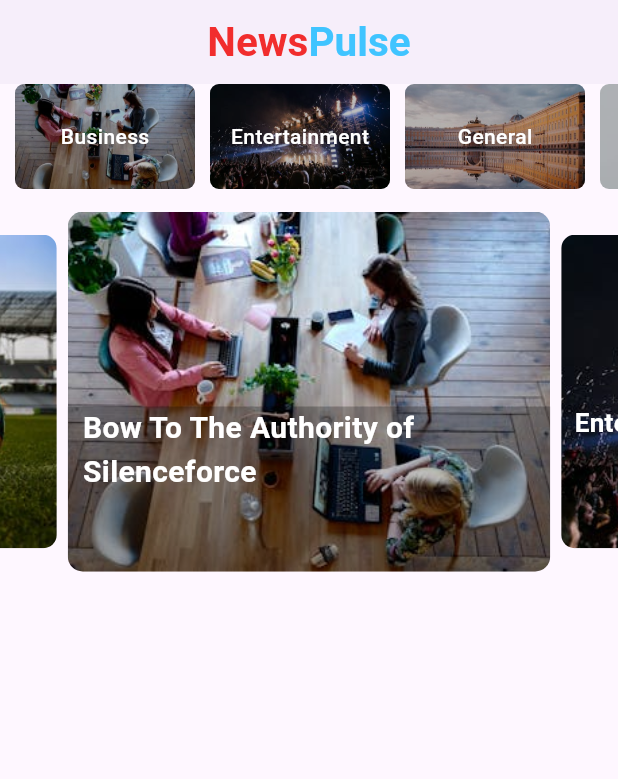
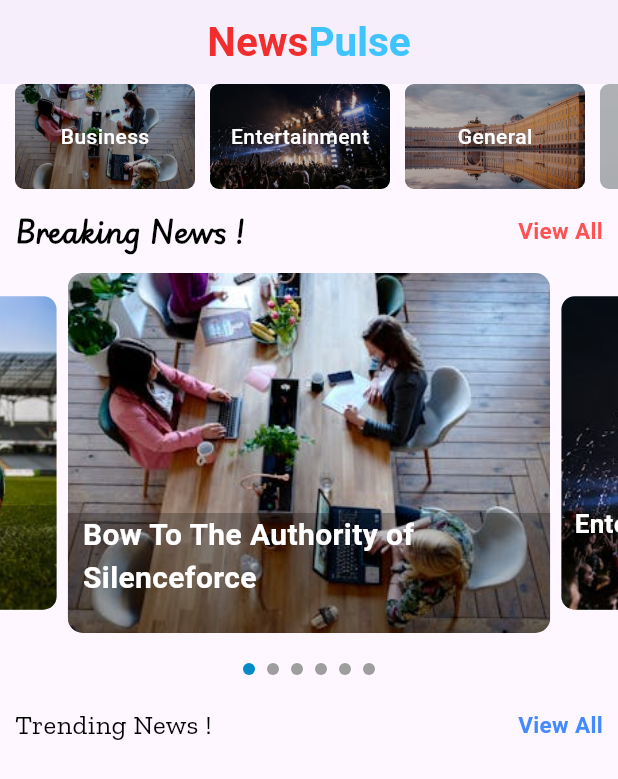
Before and after one commit to ShantanuKH/NewsPulse, a Flutter app: the screen it shows after launch, on a phone screen of 412 x 824 dp. Shown: the top 779 px of the screen. Run offline on Flutter 3.47's test engine with Material 3 defaults, Android fonts, the phone set to English and light mode, and no system bars; drawn by our look-alikes of carousel_slider, smooth_page_indicator.

Commit message:
Created Breaking news UI

```diff
--- a/lib/pages/home.dart
+++ b/lib/pages/home.dart
@@ -6,6 +6,7 @@ import 'package:news_pulse/model/category_model.dart';
 import 'package:news_pulse/model/slider_model.dart';
 import 'package:news_pulse/services/data.dart';
 import 'package:news_pulse/services/slider_data.dart';
+import 'package:smooth_page_indicator/smooth_page_indicator.dart';
 
 class HomePage extends StatefulWidget {
   const HomePage({super.key});
@@ -23,6 +24,8 @@ class _HomePageState extends State<HomePage> {
     slider = getSliders();
     super.initState();
   }
+
+  int activeIndex = 0;
 
   @override
   Widget build(BuildContext context) {
@@ -49,6 +52,7 @@ class _HomePageState extends State<HomePage> {
       ),
       body: Container(
         child: Column(
+          crossAxisAlignment: CrossAxisAlignment.start,
           children: [
             Container(
               margin: EdgeInsets.only(left: 10),
@@ -64,7 +68,37 @@ class _HomePageState extends State<HomePage> {
                     );
                   }),
             ),
-            SizedBox(height: 15,),
+            SizedBox(
+              height: 15,
+            ),
+             Padding(
+              padding: EdgeInsets.only(left: 10,right: 10),
+               child: Row(
+                mainAxisAlignment: MainAxisAlignment.spaceBetween,
+                children: [
+                  Text("Breaking News !",
+                 style: TextStyle(
+                  color: Colors.black,
+                  fontSize: 18,
+                  fontWeight: FontWeight.bold,
+                  fontFamily: 'PlaywriteGBS'
+                 ),
+                 ),
+                 Text("View All",
+                 style: TextStyle(
+                  color: Colors.redAccent,
+                  fontSize: 15,
+                  fontWeight: FontWeight.w600
+                 ),
+                 ),
+                ],
+               ),
+             ),
+              SizedBox(
+              height: 15,
+            ),
+
+
             CarouselSlider.builder(
                 itemCount: slider.length,
                 itemBuilder: (context, index, realIndex) {
@@ -72,12 +106,48 @@ class _HomePageState extends State<HomePage> {
                   String? sname = slider[index].name;
                   return buildImage(res!, index, sname!);
                 },
+
                 options: CarouselOptions(
                     height: 240,
                     autoPlay: true,
                     autoPlayAnimationDuration: Durations.long4,
                     enlargeCenterPage: true,
-                    enlargeStrategy: CenterPageEnlargeStrategy.zoom)),
+                    enlargeStrategy: CenterPageEnlargeStrategy.zoom,
+                    onPageChanged: (index, reason) {
+                      setState(() {
+                        activeIndex = index;
+                      });
+                    })),
+            SizedBox(
+              height: 20,
+            ),
+            Center(child: buildIndicator()),
+              SizedBox(
+              height: 20,
+            ),
+                         Padding(
+              padding: EdgeInsets.only(left: 10,right: 10),
+               child: Row(
+                mainAxisAlignment: MainAxisAlignment.spaceBetween,
+                children: [
+                  Text("Trending News !",
+                 style: TextStyle(
+                  color: Colors.black,
+                  fontSize: 18,
+                  fontWeight: FontWeight.w500,
+                  fontFamily: 'ZillaSlab'
+                 ),
+                 ),
+                 Text("View All",
+                 style: TextStyle(
+                  color: Colors.blueAccent,
+                  fontSize: 15,
+                  fontWeight: FontWeight.w600
+                 ),
+                 ),
+                ],
+               ),
+             ),
           ],
         ),
       ),
@@ -88,8 +158,6 @@ class _HomePageState extends State<HomePage> {
         margin: EdgeInsets.symmetric(horizontal: 4),
         child: Stack(
           children: [
-
-
             ClipRRect(
               borderRadius: BorderRadius.circular(10),
               child: Image.asset(
@@ -102,24 +170,34 @@ class _HomePageState extends State<HomePage> {
             Container(
               height: 240,
               padding: EdgeInsets.only(left: 10),
-            margin: EdgeInsets.only(top:130),
+              margin: EdgeInsets.only(top: 160),
               width: MediaQuery.of(context).size.width,
               decoration: BoxDecoration(
                   color: Colors.black26,
-              borderRadius:BorderRadius.only(bottomLeft:Radius.circular(10),bottomRight:Radius.circular(10) )
-
-            ),
-            child: Text(name,
+                  borderRadius: BorderRadius.only(
+                      bottomLeft: Radius.circular(10),
+                      bottomRight: Radius.circular(10))),
+              child: Text(
+                name,
                 style: TextStyle(
                     fontWeight: FontWeight.w600,
                     fontSize: 20,
-              color: Colors.white
+                    color: Colors.white),
               ),
             ),
-          ),
-
           ],
         ),
+      );
+
+  Widget buildIndicator() => AnimatedSmoothIndicator(
+        activeIndex: activeIndex,
+        count: slider.length,
+        effect: JumpingDotEffect(
+            dotHeight: 8,
+            dotWidth: 8,
+            jumpScale: 2,
+            verticalOffset: 8,
+            activeDotColor: const Color.fromARGB(255, 3, 138, 201)),
       );
 }
 
```
Also changed, not shown: pubspec.yaml (+14 -17 lines), fonts/GaMaamli-Regular.ttf (added), fonts/PlaywriteGBS-Italic-VariableFont_wght.ttf (added), fonts/ZillaSlab-Regular.ttf (added), pubspec.lock. Lines whose indentation alone changed are shown as unchanged.
